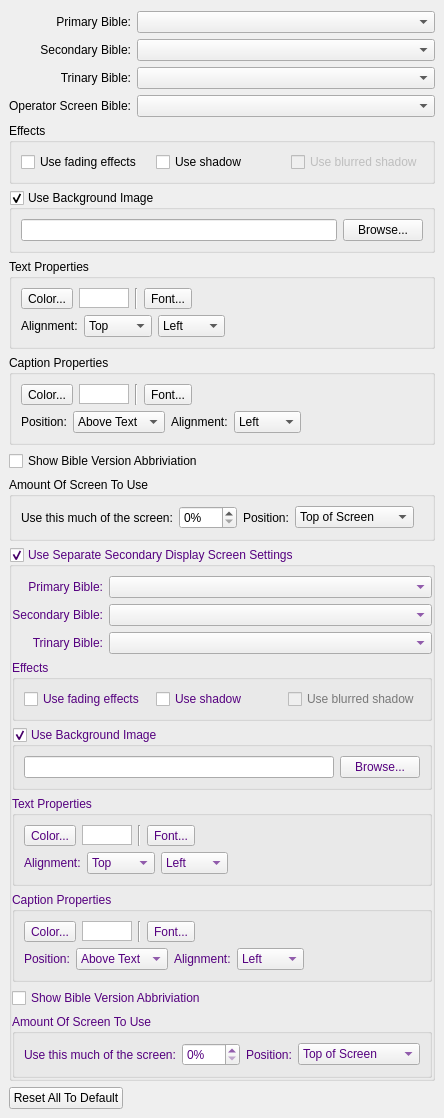
This is src/biblesettingwidget.ui in SoftProjector/src as Qt 5 draws it before an edit. The edited form follows.
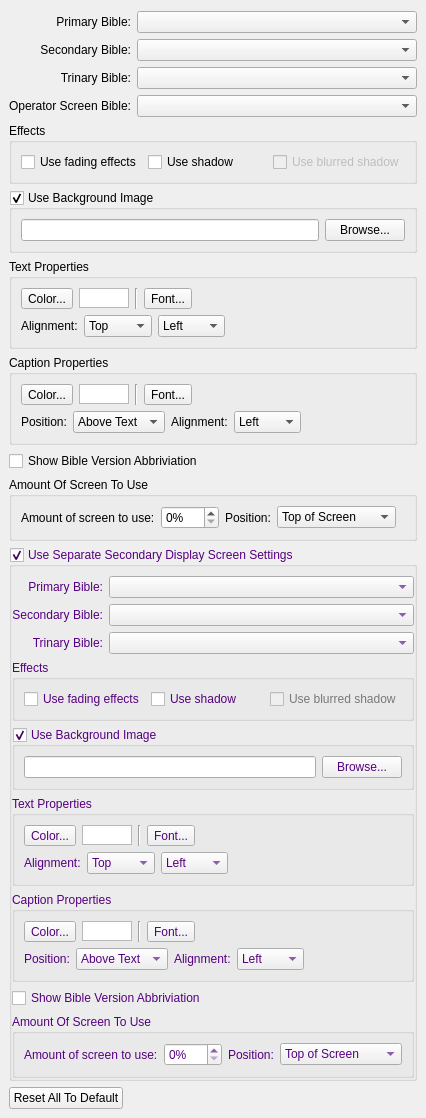
This is the edited form.

Diff of the .ui file:
```diff
--- a/src/biblesettingwidget.ui
+++ b/src/biblesettingwidget.ui
@@ -460,7 +460,7 @@
         <item>
          <widget class="QLabel" name="labelMaxPercent">
           <property name="text">
-           <string>Use this much of the screen:</string>
+           <string>Amount of screen to use:</string>
           </property>
          </widget>
         </item>
@@ -1256,7 +1256,7 @@
            <item>
             <widget class="QLabel" name="labelMaxPercent2">
              <property name="text">
-              <string>Use this much of the screen:</string>
+              <string>Amount of screen to use:</string>
              </property>
             </widget>
            </item>
```
Left out of the diff: 61 changed lines with no effect on the pictures.
